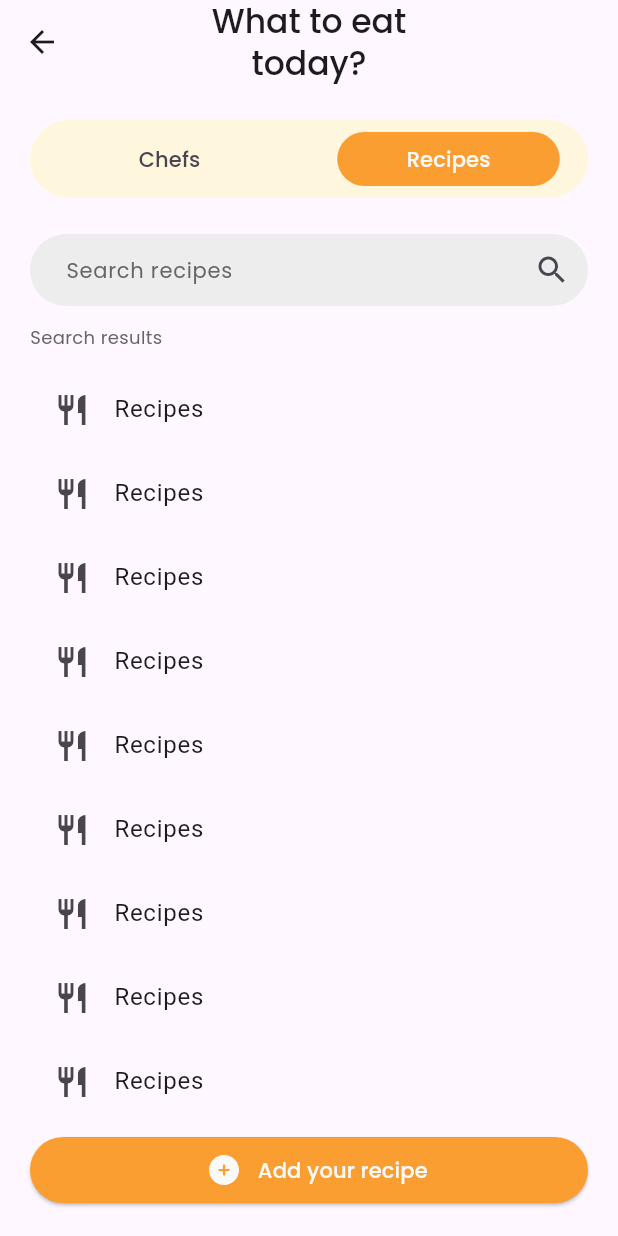
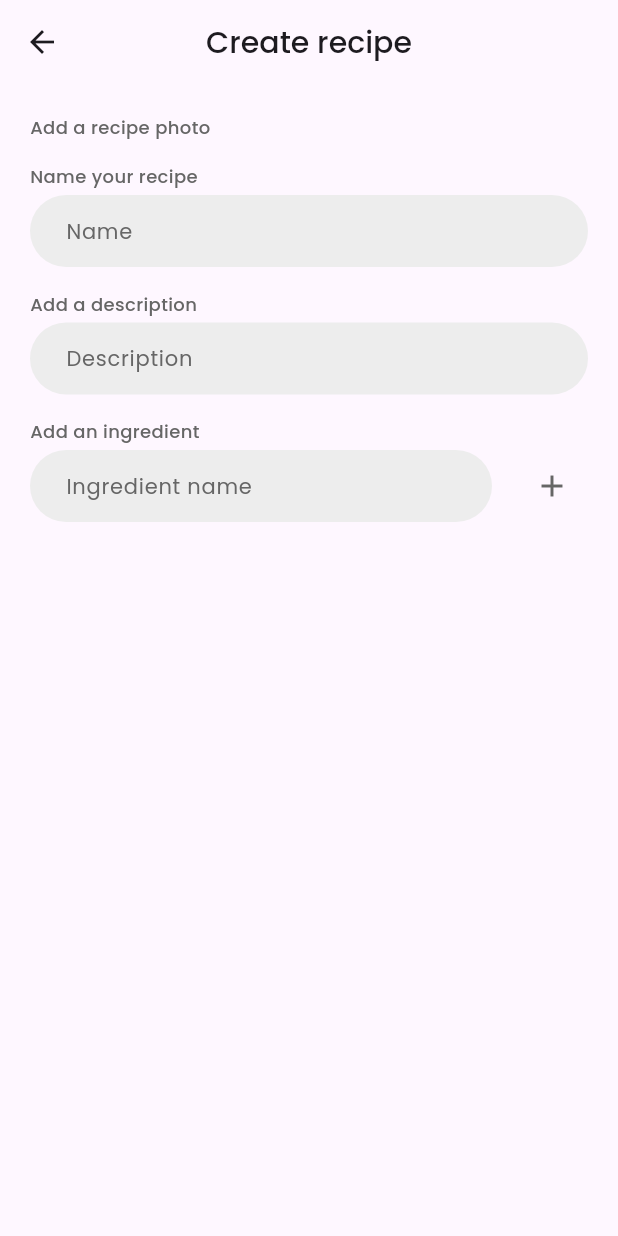
Before and after one commit to angelvlch/CooksCorner, a Flutter app: the SearchScreen screen opened directly, tab 2 chosen, after a tap on "Add your recipe", on a phone screen of 412 x 824 dp. Run offline on Flutter 3.47's test engine with Material 3 defaults, Android fonts, the phone set to English and light mode, and no system bars; our stand-ins replace bloc, cached_network_image, dio, flutter_bloc, flutter_svg; network calls fail.

Commit message:
add text field for create recipe screen

```diff
--- a/lib/core/app.dart
+++ b/lib/core/app.dart
@@ -4,6 +4,7 @@ import 'package:cooks_corner/features/authorization/data/repository/authorizatio
 import 'package:cooks_corner/features/authorization/domain/use_case/authorization_use_case.dart';
 import 'package:cooks_corner/features/authorization/presentation/authorization_screen.dart';
 import 'package:cooks_corner/features/authorization/presentation/bloc/authorization_bloc.dart';
+import 'package:cooks_corner/features/create_recipe/presentation/create_recipe_screen.dart';
 import 'package:cooks_corner/features/detail_recipe/presentation/detail_recipe_screen.dart';
 import 'package:cooks_corner/features/main/presentation/bloc/main_page_bloc.dart';
 import 'package:cooks_corner/features/main/presentation/main_screen.dart';
@@ -27,7 +28,8 @@ class App extends StatelessWidget {
       Routes.registration: (context) => const RegistrationScreen(),
       Routes.main: (context) => const MainScreen(),
       Routes.details: (context) => const DetailRecipeScreen(),
-      Routes.author: (context) => const AuthorsInfo(),
+      Routes.author: (context) => const AuthorsInfoScreen(),
+      Routes.createRecipe: (context) => const CreateRecipeScreen(),
     };
   }
 
--- a/lib/core/constants/app_font.dart
+++ b/lib/core/constants/app_font.dart
@@ -5,6 +5,11 @@ class AppFonts {
     fontFamily: 'Poppins',
     fontSize: 25,
     fontWeight: FontWeight.w300,
+  );
+  static const s12w500 = TextStyle(
+    fontFamily: 'Poppins',
+    fontSize: 12,
+    fontWeight: FontWeight.w500,
   );
   static const s20w500 = TextStyle(
     fontFamily: 'Poppins',
--- a/lib/core/routes/route.dart
+++ b/lib/core/routes/route.dart
@@ -5,4 +5,5 @@ class Routes {
   static const main = '/main';
   static const details = '/details';
   static const author = '/author';
+  static const createRecipe = '/createRecipe';
 }
--- a/lib/features/authors_info/presentation/authors_info.dart
+++ b/lib/features/authors_info/presentation/authors_info.dart
@@ -8,14 +8,14 @@ import 'package:cooks_corner/features/widgets/recipe_card.dart';
 import 'package:flutter/cupertino.dart';
 import 'package:flutter/material.dart';
 
-class AuthorsInfo extends StatefulWidget {
-  const AuthorsInfo({super.key});
+class AuthorsInfoScreen extends StatefulWidget {
+  const AuthorsInfoScreen({super.key});
 
   @override
-  State<AuthorsInfo> createState() => _AuthorsInfoState();
+  State<AuthorsInfoScreen> createState() => _AuthorsInfoScreenState();
 }
 
-class _AuthorsInfoState extends State<AuthorsInfo> {
+class _AuthorsInfoScreenState extends State<AuthorsInfoScreen> {
   bool isFollow = false;
   @override
   Widget build(BuildContext context) {
--- /dev/null
+++ b/lib/features/create_recipe/presentation/create_recipe_screen.dart
@@ -0,0 +1,85 @@
+import 'package:cooks_corner/core/constants/app_colors.dart';
+import 'package:cooks_corner/core/constants/app_font.dart';
+import 'package:cooks_corner/features/widgets/custom_text_field.dart';
+import 'package:flutter/cupertino.dart';
+import 'package:flutter/material.dart';
+
+class CreateRecipeScreen extends StatefulWidget {
+  const CreateRecipeScreen({super.key});
+
+  @override
+  State<CreateRecipeScreen> createState() => _CreateRecipeScreenState();
+}
+
+class _CreateRecipeScreenState extends State<CreateRecipeScreen> {
+  @override
+  Widget build(BuildContext context) {
+    return Scaffold(
+      appBar: AppBar(
+        title: Text(
+          'Create recipe',
+          style: AppFonts.s20w500,
+        ),
+        centerTitle: true,
+      ),
+      body: SingleChildScrollView(
+        child: Padding(
+          padding: const EdgeInsets.all(20),
+          child: Column(
+            crossAxisAlignment: CrossAxisAlignment.start,
+            children: [
+              Text(
+                'Add a recipe photo',
+                style: AppFonts.s12w500.copyWith(color: AppColors.textFaded),
+              ),
+              SizedBox(height: 16),
+              Text(
+                'Name your recipe',
+                style: AppFonts.s12w500.copyWith(color: AppColors.textFaded),
+              ),
+              SizedBox(height: 4),
+              CustomTextField(
+                onChanged: (_) {},
+                hintText: 'Name',
+              ),
+              SizedBox(height: 16),
+              Text(
+                'Add a description',
+                style: AppFonts.s12w500.copyWith(color: AppColors.textFaded),
+              ),
+              SizedBox(height: 4),
+              CustomTextField(
+                onChanged: (_) {},
+                hintText: 'Description',
+              ),
+              SizedBox(height: 16),
+              Text(
+                'Add an ingredient',
+                style: AppFonts.s12w500.copyWith(color: AppColors.textFaded),
+              ),
+              SizedBox(height: 4),
+              Row(
+                children: [
+                  Expanded(
+                    child: CustomTextField(
+                      onChanged: (_) {},
+                      hintText: 'Ingredient name',
+                    ),
+                  ),
+                  SizedBox(width: 16),
+                  IconButton(
+                    icon: Icon(
+                      Icons.add,
+                      color: AppColors.textFaded,
+                    ),
+                    onPressed: () {},
+                  )
+                ],
+              )
+            ],
+          ),
+        ),
+      ),
+    );
+  }
+}
--- a/lib/features/search/presentation/search_screen.dart
+++ b/lib/features/search/presentation/search_screen.dart
@@ -1,6 +1,7 @@
 import 'package:cooks_corner/core/constants/app_colors.dart';
 import 'package:cooks_corner/core/constants/app_font.dart';
 import 'package:cooks_corner/core/constants/app_images.dart';
+import 'package:cooks_corner/core/routes/route.dart';
 import 'package:cooks_corner/features/search/widgets/result_card.dart';
 import 'package:cooks_corner/features/widgets/custom_button.dart';
 import 'package:cooks_corner/features/widgets/custom_text_field.dart';
@@ -67,7 +68,7 @@ class _SearchScreenState extends State<SearchScreen> {
           ),
           CustomButton(
             text: 'Add your recipe',
-            onTap: () {},
+            onTap: () => Navigator.pushNamed(context, Routes.createRecipe),
             iconPath: AppImages.addRecipe,
           ),
           const SizedBox(height: 20),
```
